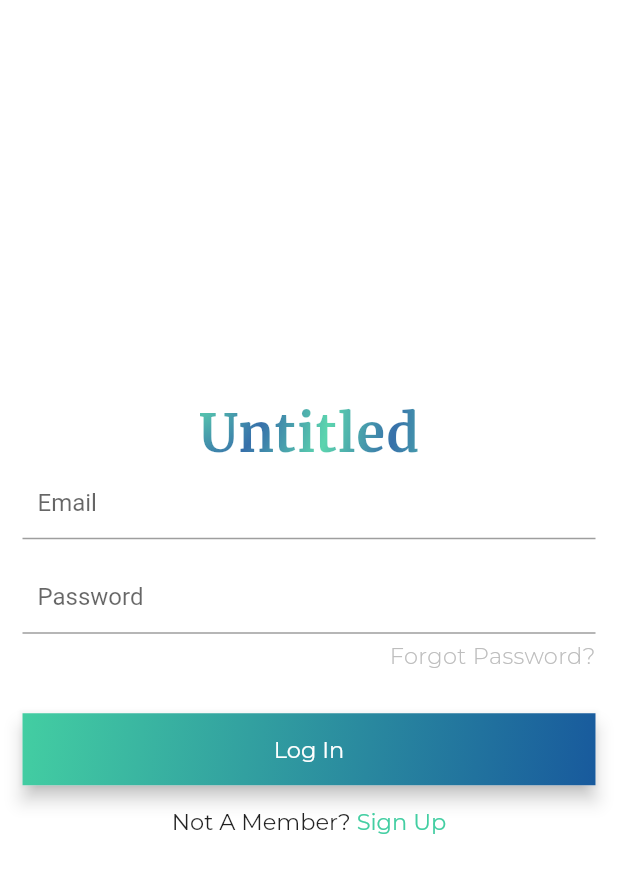
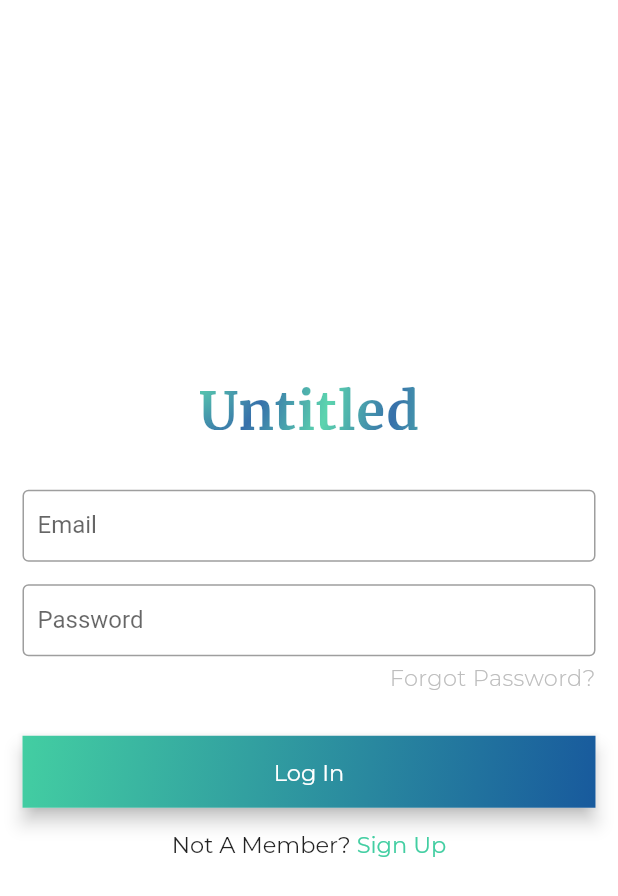
Before and after one commit to margaiwangara/untitled_project, a Flutter app: the screen it shows after launch, on a phone screen of 412 x 824 dp. Shown: the top 896 px of the screen. Run offline on Flutter 3.47's test engine with Material 2 defaults, Android fonts, the phone set to English and light mode, and no system bars; our stand-ins replace google_fonts, wakelock.

Commit message:
moved login and signup files to auth folder, changed login class to LogIn

```diff
--- a/lib/main.dart
+++ b/lib/main.dart
@@ -1,7 +1,7 @@
 import 'package:flutter/material.dart';
 import 'package:wakelock/wakelock.dart';
 import 'package:untitled_project/widget/theme.dart';
-import 'package:untitled_project/ui/login.dart';
+import 'package:untitled_project/ui/auth/login.dart';
 
 void main() => runApp(MyApp());
 
@@ -13,7 +13,7 @@ class MyApp extends StatelessWidget {
     return MaterialApp(
       theme: appTheme,
       home: Scaffold(
-        body: Login(),
+        body: LogIn(),
       ),
     );
   }
--- a/lib/ui/login.dart
+++ b/lib/ui/auth/login.dart
@@ -2,12 +2,12 @@ import 'package:flutter/material.dart';
 import 'package:google_fonts/google_fonts.dart';
 import 'package:untitled_project/widget/auth_form.dart';
 
-class Login extends StatefulWidget {
+class LogIn extends StatefulWidget {
   @override
-  _LoginState createState() => _LoginState();
+  _LogInState createState() => _LogInState();
 }
 
-class _LoginState extends State<Login> {
+class _LogInState extends State<LogIn> {
   // Form Key
   final GlobalKey<FormState> _formKey = GlobalKey<FormState>();
   final Color primaryColor = Color(0xFF43cea2);
@@ -51,6 +51,9 @@ class _LoginState extends State<Login> {
                   ),
                 ),
               ),
+              SizedBox(
+                height: 30.0,
+              ),
               authForm(_formKey, 'Log In', false),
             ],
           ),
@@ -58,5 +61,4 @@ class _LoginState extends State<Login> {
       ),
     );
   }
-
 }
--- a/lib/widget/auth_form.dart
+++ b/lib/widget/auth_form.dart
@@ -44,7 +44,7 @@ TextFormField authFormField(
         vertical: 5.0,
         horizontal: 10.0,
       ),
-      border: UnderlineInputBorder(
+      border: OutlineInputBorder(
         borderSide: BorderSide(
           color: Colors.grey[400],
           width: 1.0,
```
Also changed, not shown: lib/ui/auth/signup.dart (added, +13 -0 lines).
